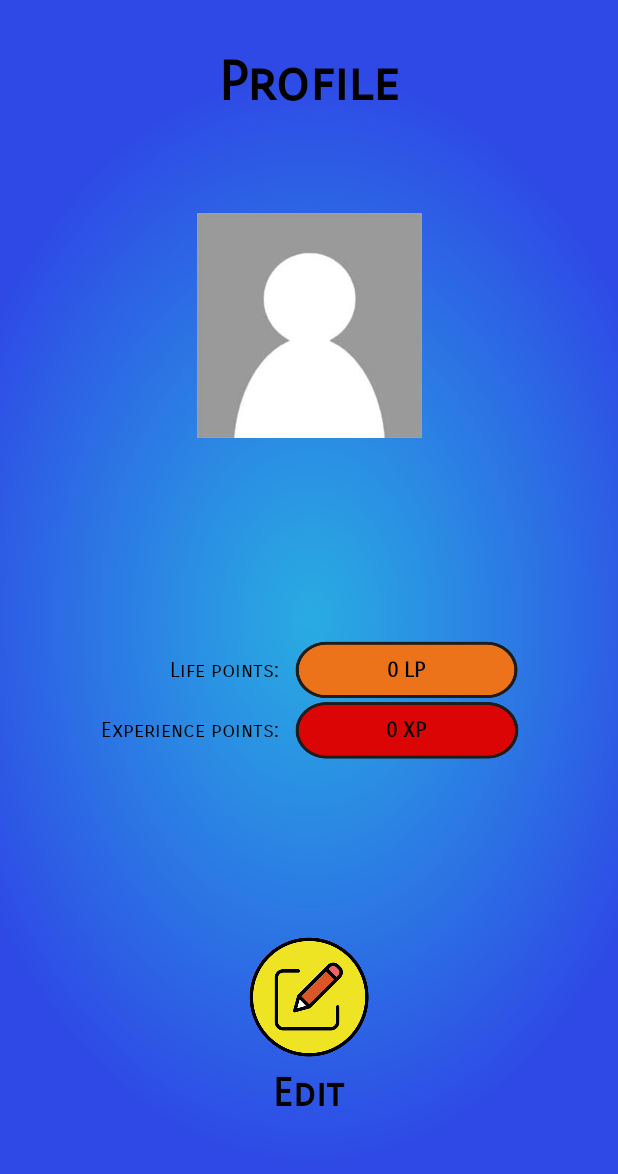
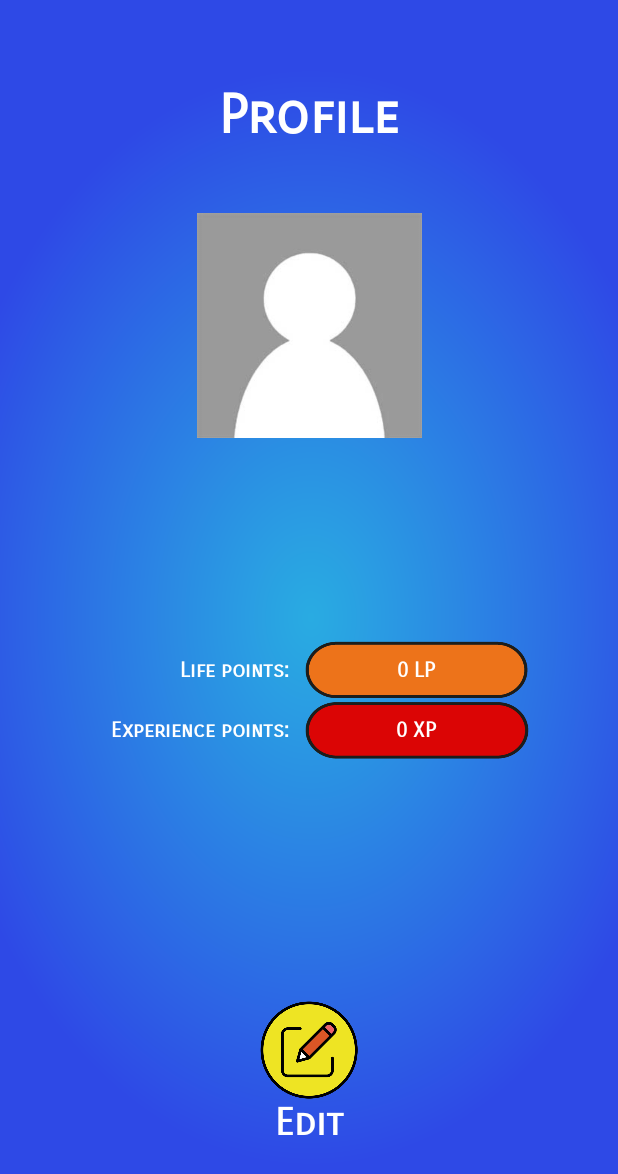
Before and after one commit to vladoski/pocketmonsters, an Android app: the ProfileActivity screen opened directly, with no data from a screen before it, on a phone screen of 412 x 824 dp. Shown: the top 1174 px of the screen. Run offline under Robolectric (Android 15) with nearby library versions, the phone set to English and light mode, and no system bars; our stand-ins replace Volley; network calls fail.

Commit message:
Modified TextView color to white

```diff
--- a/app/src/main/res/layout/main_activity_map.xml
+++ b/app/src/main/res/layout/main_activity_map.xml
@@ -63,7 +63,7 @@
                 android:gravity="center"
                 android:text="200 LP"
                 android:textAlignment="center"
-                android:textColor="#000000"
+                android:textColor="@color/common_google_signin_btn_text_dark_pressed"
                 android:textColorHint="#00A52424"
                 android:textSize="12sp"
                 android:textStyle="bold" />
@@ -76,7 +76,7 @@
                 android:gravity="center"
                 android:text="150 XP"
                 android:textAlignment="center"
-                android:textColor="#000000"
+                android:textColor="@color/common_google_signin_btn_text_dark_pressed"
                 android:textColorHint="#00A52424"
                 android:textSize="12sp"
                 android:textStyle="bold" />
--- a/app/src/main/res/layout/profile_activity.xml
+++ b/app/src/main/res/layout/profile_activity.xml
@@ -29,7 +29,7 @@
         android:layout_marginBottom="71dp"
         android:fontFamily="sans-serif-smallcaps"
         android:textAlignment="center"
-        android:textColor="@color/common_google_signin_btn_text_dark_focused"
+        android:textColor="@color/common_google_signin_btn_text_dark_pressed"
         android:textSize="25dp"
         android:textStyle="bold"
         app:layout_constraintBottom_toTopOf="@+id/linearLayout2"
@@ -42,11 +42,11 @@
         android:id="@+id/profileTextView"
         android:layout_width="407dp"
         android:layout_height="74dp"
-        android:layout_marginTop="18dp"
+        android:layout_marginTop="40dp"
         android:fontFamily="sans-serif-smallcaps"
         android:gravity="center"
         android:text="Profile"
-        android:textColor="@color/common_google_signin_btn_text_dark_focused"
+        android:textColor="@color/common_google_signin_btn_text_dark_pressed"
         android:textSize="36sp"
         android:textStyle="bold"
         app:layout_constraintEnd_toEndOf="parent"
@@ -55,7 +55,7 @@
 
     <LinearLayout
         android:id="@+id/linearLayout2"
-        android:layout_width="280dp"
+        android:layout_width="293dp"
         android:layout_height="80dp"
         android:layout_marginTop="70dp"
         android:orientation="vertical"
@@ -79,7 +79,8 @@
                 android:paddingRight="10dp"
                 android:text="Life points:"
                 android:textAlignment="viewEnd"
-                android:textColor="@color/common_google_signin_btn_text_dark_focused" />
+                android:textColor="@color/common_google_signin_btn_text_dark_pressed"
+                android:textStyle="bold" />
 
             <TextView
                 android:id="@+id/life_point"
@@ -90,7 +91,7 @@
                 android:fontFamily="sans-serif-smallcaps"
                 android:gravity="center"
                 android:text="0 LP"
-                android:textColor="@color/common_google_signin_btn_text_dark_focused"
+                android:textColor="@color/common_google_signin_btn_text_dark_pressed"
                 android:textStyle="bold" />
 
         </LinearLayout>
@@ -110,7 +111,8 @@
                 android:paddingRight="10dp"
                 android:text="Experience points:"
                 android:textAlignment="viewEnd"
-                android:textColor="@color/common_google_signin_btn_text_dark_focused" />
+                android:textColor="@color/common_google_signin_btn_text_dark_pressed"
+                android:textStyle="bold" />
 
             <TextView
                 android:id="@+id/experience_point"
@@ -121,7 +123,7 @@
                 android:fontFamily="sans-serif-smallcaps"
                 android:gravity="center"
                 android:text="0 XP"
-                android:textColor="@color/common_google_signin_btn_text_dark_focused"
+                android:textColor="@color/common_google_signin_btn_text_dark_pressed"
                 android:textStyle="bold" />
         </LinearLayout>
 
@@ -130,7 +132,7 @@
     <LinearLayout
         android:layout_width="match_parent"
         android:layout_height="wrap_content"
-        android:layout_marginBottom="70dp"
+        android:layout_marginBottom="60dp"
         android:gravity="center"
         android:orientation="vertical"
         app:layout_constraintBottom_toBottomOf="parent"
@@ -139,20 +141,20 @@
 
         <ImageView
             android:id="@+id/editImageView"
-            android:layout_width="80dp"
-            android:layout_height="80dp"
+            android:layout_width="76dp"
+            android:layout_height="65dp"
             android:clickable="true"
             app:srcCompat="@drawable/edit_profile" />
 
         <TextView
             android:id="@+id/editTextView"
-            android:layout_width="114dp"
-            android:layout_height="49dp"
+            android:layout_width="113dp"
+            android:layout_height="wrap_content"
             android:fontFamily="sans-serif-smallcaps"
             android:gravity="center"
             android:text="Edit"
-            android:textColor="@color/common_google_signin_btn_text_dark_focused"
-            android:textSize="26sp"
+            android:textColor="@color/common_google_signin_btn_text_dark_pressed"
+            android:textSize="25sp"
             android:textStyle="bold" />
     </LinearLayout>
 
--- a/app/src/main/res/layout/ranking_activity.xml
+++ b/app/src/main/res/layout/ranking_activity.xml
@@ -34,7 +34,7 @@
             android:fontFamily="sans-serif-smallcaps"
             android:gravity="center"
             android:text="Ranking"
-            android:textColor="@color/common_google_signin_btn_text_dark_focused"
+            android:textColor="@color/common_google_signin_btn_text_dark_pressed"
             android:textSize="36sp"
             android:textStyle="bold"
             app:layout_constraintBottom_toBottomOf="parent"
--- a/app/src/main/res/layout/single_profile_ranking.xml
+++ b/app/src/main/res/layout/single_profile_ranking.xml
@@ -43,7 +43,7 @@
             android:textAllCaps="false"
 
 
-            android:textColor="@color/common_google_signin_btn_text_dark_focused"
+            android:textColor="@color/common_google_signin_btn_text_dark_pressed"
             android:textSize="30dp"
             android:textStyle="bold" />
 
@@ -55,7 +55,7 @@
             android:fontFamily="sans-serif-smallcaps"
             android:gravity="center_vertical"
             android:text="150 XP"
-            android:textColor="@color/common_google_signin_btn_text_dark_focused"
+            android:textColor="@color/common_google_signin_btn_text_dark_pressed"
             android:textSize="20dp" />
     </LinearLayout>
 
```
Also changed, not shown: app/src/main/java/com/albertinisodringa/pocketmonsters/MainActivity.java (+14 -0 lines), app/src/main/res/layout/fight_fragment.xml (+4 -4 lines), app/src/main/res/layout/profile_edit_activity.xml (+7 -7 lines).
